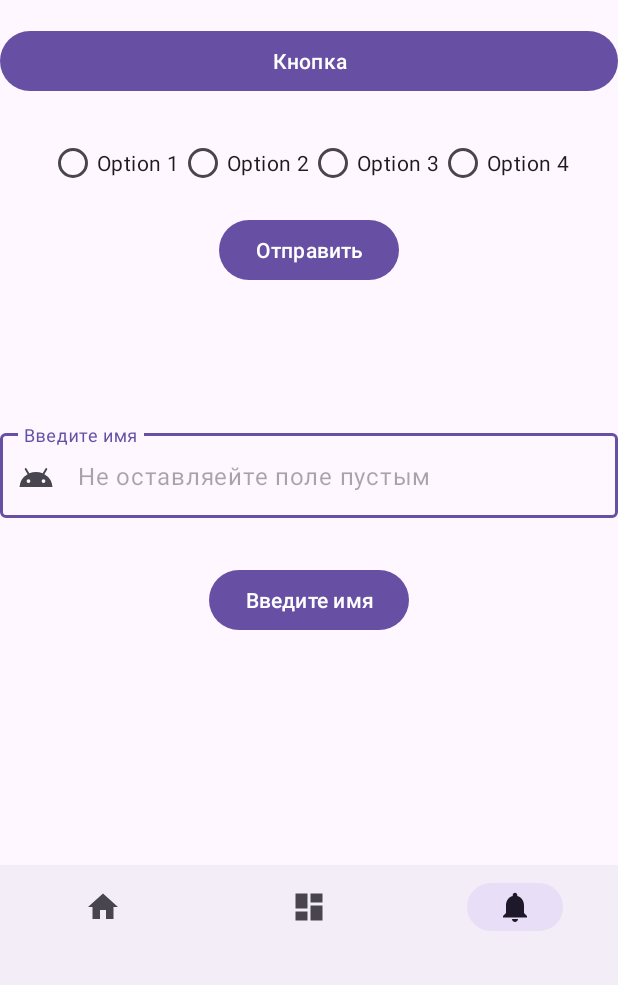
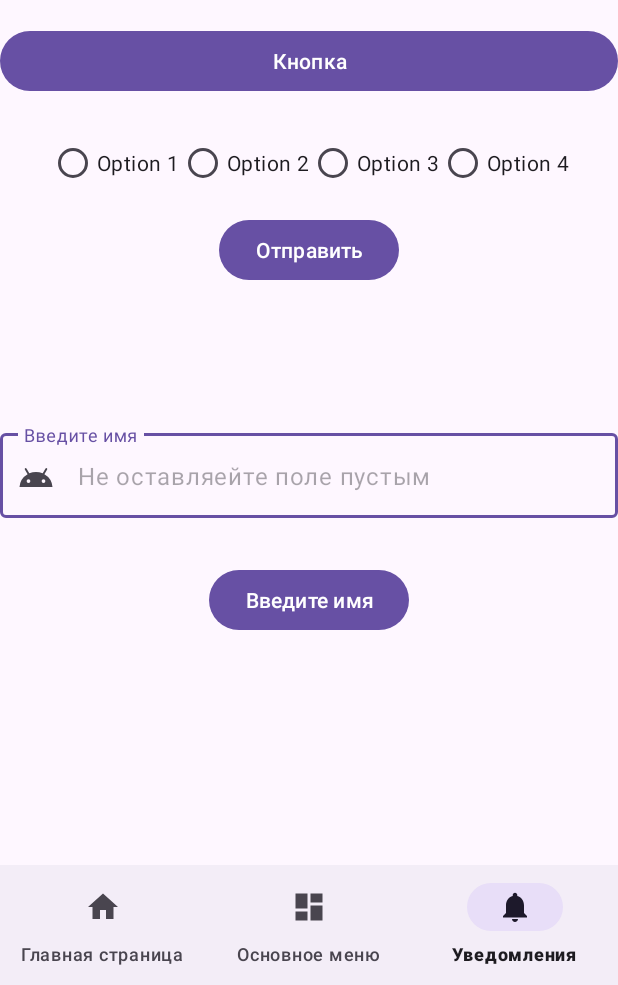
Before and after one commit to DSGog/TestAzRAC, an Android app: the screen it shows after launch (MainActivity), item 3 of the bottom bar chosen, on a phone screen of 412 x 824 dp, the part 251-1236 px from its top. Run offline under Robolectric (Android 15) with nearby library versions, the phone set to English and light mode, and no system bars; our stand-ins replace navigation-ui.

Commit message:
Подписи иконок в меню навигации

```diff
--- a/app/src/main/java/com/example/testazrac/notifications/NotificationsFragment.java
+++ b/app/src/main/java/com/example/testazrac/notifications/NotificationsFragment.java
@@ -13,29 +13,29 @@ import androidx.lifecycle.ViewModelProvider;
 import com.example.testazrac.databinding.FragmentNotificationsBinding;
 
 public class NotificationsFragment extends Fragment {
-
-    private FragmentNotificationsBinding binding;
-
-    public View onCreateView(@NonNull LayoutInflater inflater,
-                             ViewGroup container, Bundle savedInstanceState) {
-        NotificationsViewModel notificationsViewModel =
-                new ViewModelProvider(this).get(NotificationsViewModel.class);
-
-        binding = FragmentNotificationsBinding.inflate(inflater, container, false);
-        View root = binding.getRoot();
-
-        final TextView textView = binding.textNotifications;
-        textView.setText(""); // Очистите текст при создании фрагмента
-        notificationsViewModel.getText().observe(getViewLifecycleOwner(), textView::setText);
-        return root;
-    }
-
-    @Override
-    public void onDestroyView() {
-        super.onDestroyView();
-        if (binding != null) {
-            binding.textNotifications.setText(""); // Очистите текст при уничтожении представления
-        }
-        binding = null;
-    }
+//
+//    private FragmentNotificationsBinding binding;
+//
+//    public View onCreateView(@NonNull LayoutInflater inflater,
+//                             ViewGroup container, Bundle savedInstanceState) {
+//        NotificationsViewModel notificationsViewModel =
+//                new ViewModelProvider(this).get(NotificationsViewModel.class);
+//
+//        binding = FragmentNotificationsBinding.inflate(inflater, container, false);
+//        View root = binding.getRoot();
+//
+//        final TextView textView = binding.textNotifications;
+//        textView.setText(""); // Очистите текст при создании фрагмента
+//        notificationsViewModel.getText().observe(getViewLifecycleOwner(), textView::setText);
+//        return root;
+//    }
+//
+//    @Override
+//    public void onDestroyView() {
+//        super.onDestroyView();
+//        if (binding != null) {
+//            binding.textNotifications.setText(""); // Очистите текст при уничтожении представления
+//        }
+//        binding = null;
+//    }
 }
--- a/app/src/main/java/com/example/testazrac/notifications/NotificationsViewModel.java
+++ b/app/src/main/java/com/example/testazrac/notifications/NotificationsViewModel.java
@@ -5,19 +5,19 @@ import androidx.lifecycle.MutableLiveData;
 import androidx.lifecycle.ViewModel;
 
 public class NotificationsViewModel extends ViewModel {
-
-    private final MutableLiveData<String> mText;
-
-    public NotificationsViewModel() {
-        mText = new MutableLiveData<>();
-        mText.setValue(""); // Изначально пустой текст
-    }
-
-    public LiveData<String> getText() {
-        return mText;
-    }
-
-    public void resetText() {
-        mText.setValue(""); // Метод для сброса текста
-    }
+//
+//    private final MutableLiveData<String> mText;
+//
+//    public NotificationsViewModel() {
+//        mText = new MutableLiveData<>();
+//        mText.setValue(""); // Изначально пустой текст
+//    }
+//
+//    public LiveData<String> getText() {
+//        return mText;
+//    }
+//
+//    public void resetText() {
+//        mText.setValue(""); // Метод для сброса текста
+//    }
 }
--- a/app/src/main/res/menu/bottom_nav_menu.xml
+++ b/app/src/main/res/menu/bottom_nav_menu.xml
@@ -4,16 +4,16 @@
     <item
         android:id="@+id/navigation_home"
         android:icon="@drawable/ic_home_black_24dp"
-        android:title=" " />
+        android:title="@string/Home" />
 
     <item
         android:id="@+id/navigation_dashboard"
         android:icon="@drawable/ic_dashboard_black_24dp"
-        android:title=" " />
+        android:title="@string/Dashboard" />
 
     <item
         android:id="@+id/navigation_notifications"
         android:icon="@drawable/ic_notifications_black_24dp"
-        android:title=" " />
+        android:title="@string/notifications_bottom" />
 
 </menu>
--- a/app/src/main/res/values/strings.xml
+++ b/app/src/main/res/values/strings.xml
@@ -3,4 +3,7 @@
     <string name="home">home</string>
     <string name="dashboard">dashboard</string>
     <string name="notifications">notifications</string>
+    <string name="Home">Главная страница</string>
+    <string name="Dashboard">Основное меню</string>
+    <string name="notifications_bottom">Уведомления</string>
 </resources>
```
